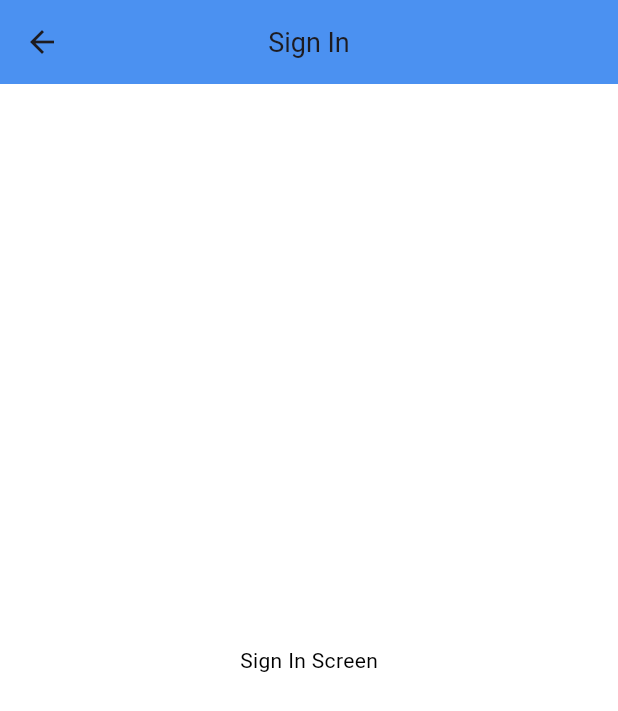
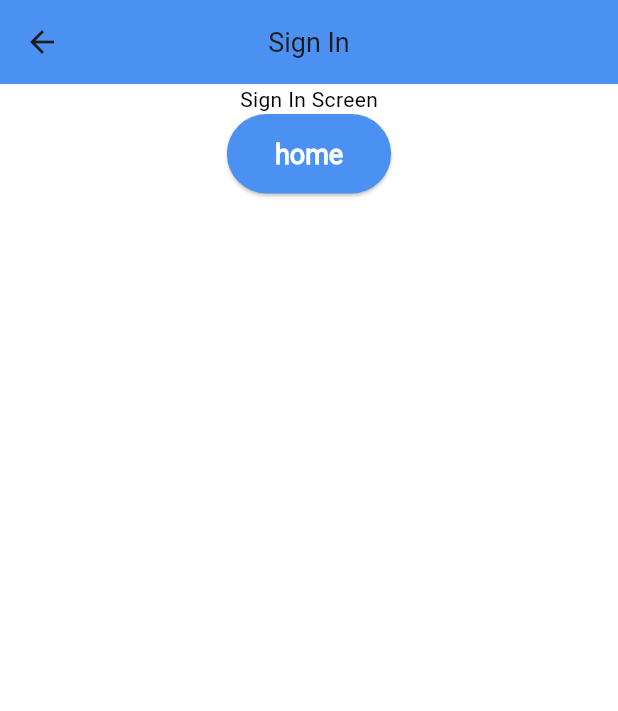
Before and after one commit to StormGear/assist_mobile, a Flutter app: the SignIn screen opened by its route, on a phone screen of 412 x 824 dp. Shown: the top 711 px of the screen. Run offline on Flutter 3.47's test engine with Material 3 defaults, Android fonts, the light colour scheme and no system bars; our stand-ins replace firebase_core, flutter_svg, get, shared_preferences; accounts and stored records are empty.

Commit message:
home screen skeleton made

```diff
--- a/lib/features/home/screens/home.dart
+++ b/lib/features/home/screens/home.dart
@@ -0,0 +1,23 @@
+
+import 'package:flutter/material.dart';
+
+class Home extends StatefulWidget {
+  const Home({super.key});
+
+  @override
+  State<Home> createState() => _HomeState();
+}
+
+class _HomeState extends State<Home> {
+  @override
+  Widget build(BuildContext context) {
+    return Scaffold(
+      appBar: AppBar(
+        title: const Text('Home'),
+      ),
+      body: const Center(
+        child: Text('Home Screen'),
+      ),
+    );
+  }
+}
--- a/lib/features/onboarding/onboarding.dart
+++ b/lib/features/onboarding/onboarding.dart
@@ -2,7 +2,7 @@ import 'dart:developer';
 
 import 'package:assist/common_widgets/common_button.dart';
 import 'package:assist/common_widgets/constants/colors.dart';
-import 'package:assist/features/home/controllers/home_controller.dart';
+import 'package:assist/features/welcome/controllers/home_controller.dart';
 import 'package:flutter/material.dart';
 import 'package:flutter_svg/flutter_svg.dart';
 import 'package:get/get.dart';
--- a/lib/features/signin/signin.dart
+++ b/lib/features/signin/signin.dart
@@ -1,4 +1,5 @@
 import 'package:flutter/material.dart';
+import 'package:get/get.dart';
 
 class SignIn extends StatefulWidget {
   const SignIn({super.key});
@@ -14,8 +15,17 @@ class _SignInState extends State<SignIn> {
       appBar: AppBar(
         title: const Text('Sign In'),
       ),
-      body: const Center(
-        child: Text('Sign In Screen'),
+      body: Center(
+        child: Column(
+          children: [
+            const Text('Sign In Screen'),
+            ElevatedButton(
+                onPressed: () {
+                  Get.toNamed('/home');
+                },
+                child: const Text('home'))
+          ],
+        ),
       ),
     );
   }
--- a/lib/routes/page_routes.dart
+++ b/lib/routes/page_routes.dart
@@ -1,4 +1,5 @@
-import 'package:assist/features/home/screens/welcome.dart';
+import 'package:assist/features/home/screens/home.dart';
+import 'package:assist/features/welcome/screens/welcome.dart';
 import 'package:assist/features/onboarding/onboarding.dart';
 import 'package:assist/features/signin/signin.dart';
 import 'package:assist/features/signup/screens/signup.dart';
@@ -9,9 +10,9 @@ import 'package:get/get.dart';
 /// route is represented by a `GetPage` object, representing the app's main routes.
 final List<GetPage<dynamic>> appRoutes = [
   GetPage(name: '/welcome', page: () => const WelcomeScreen()),
-  GetPage(name: '/signin', page: () => const SignUp()),
-  GetPage(name: '/signup', page: () => const SignIn()),
-
+  GetPage(name: '/signup', page: () => const SignUp()),
+  GetPage(name: '/signin', page: () => const SignIn()),
+  GetPage(name: '/home', page: () => const Home()),
 ];
 
 /// `openingRoutes` represents routes to the initial screens of the application.
--- a/lib/utils/dependency_injection.dart
+++ b/lib/utils/dependency_injection.dart
@@ -1,4 +1,4 @@
-import 'package:assist/features/home/controllers/home_controller.dart';
+import 'package:assist/features/welcome/controllers/home_controller.dart';
 import 'package:assist/utils/theme/theme_controller.dart';
 import 'package:get/get.dart';
 
--- a/pubspec.yaml
+++ b/pubspec.yaml
@@ -39,6 +39,7 @@ dependencies:
   shared_preferences: ^2.3.2
   firebase_core: ^3.6.0
   flutter_svg: ^2.0.10+1
+  cuberto_bottom_bar: ^3.1.0
 
 dev_dependencies:
   flutter_test:
```
Also changed, not shown: lib/features/welcome/controllers/home_controller.dart (renamed from lib/features/home/controllers/home_controller.dart), lib/features/welcome/screens/welcome.dart (renamed from lib/features/home/screens/welcome.dart), pubspec.lock.
